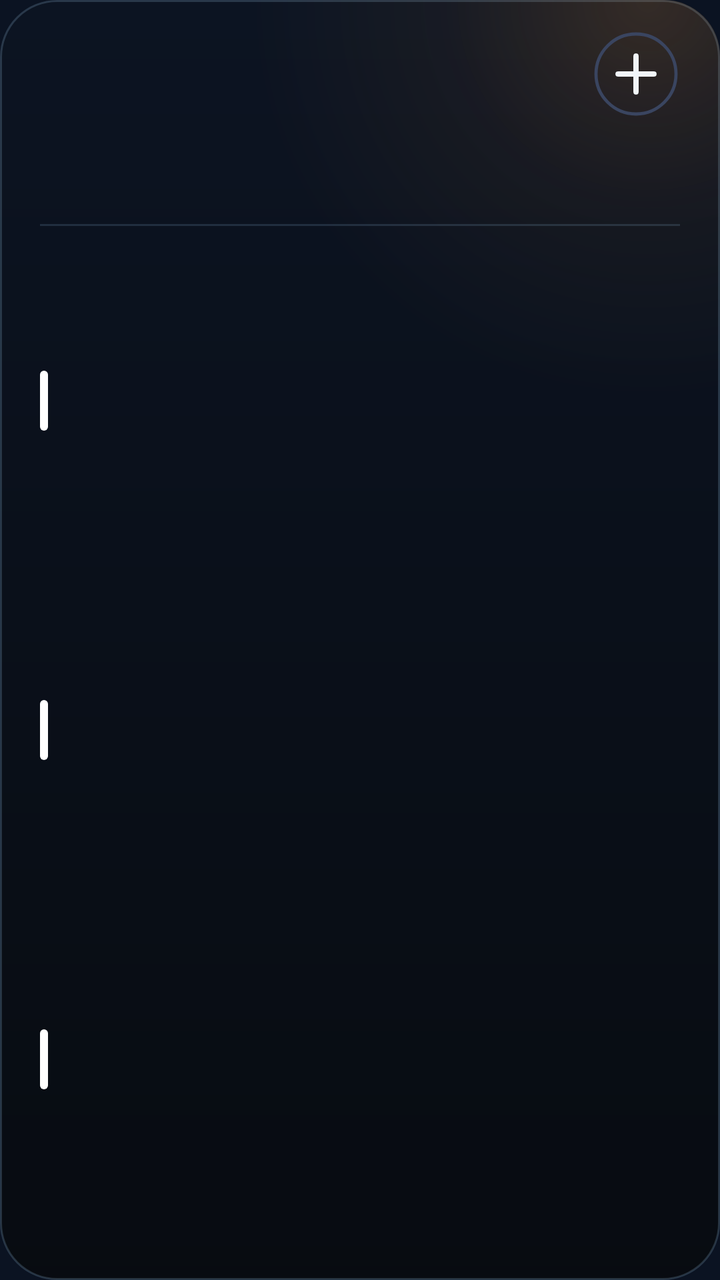
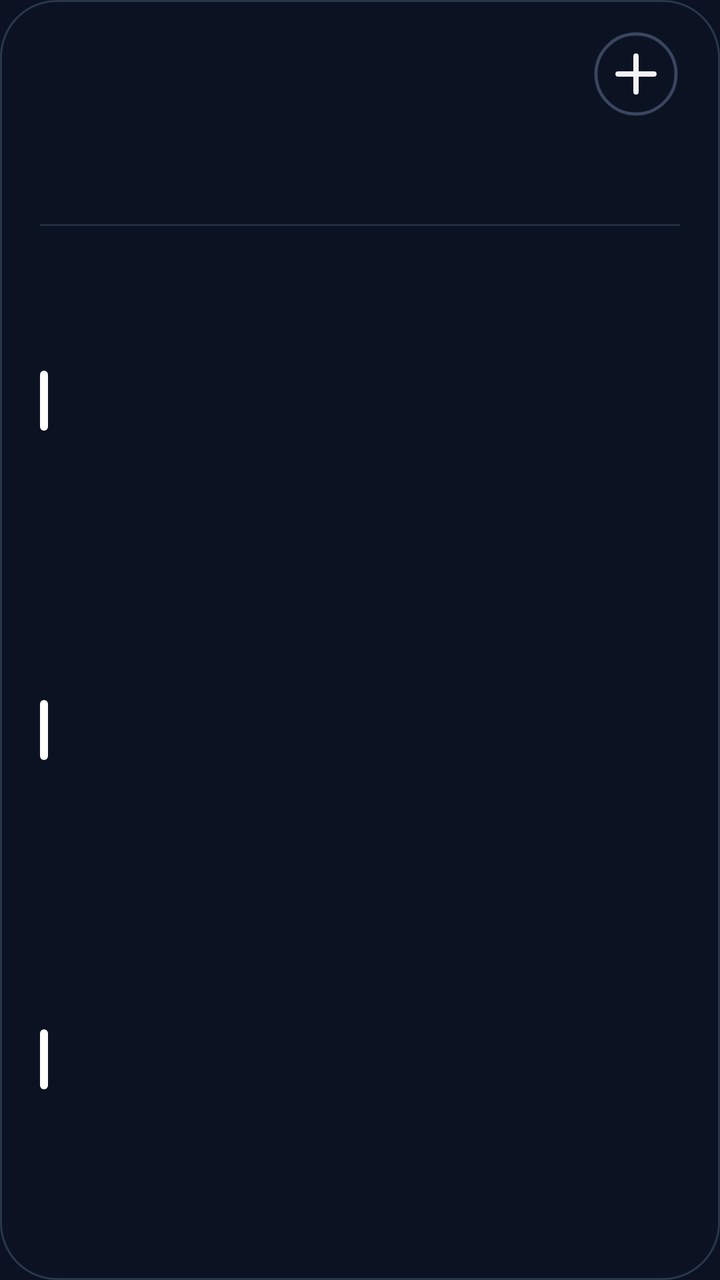

An Android layout rendered at two revisions. The XML below is the earlier revision; the diff shows what the commit changed to produce the second picture.
<!-- AndroidManifest.xml: application theme AppTheme -->
<!-- res/layout/cal_k3.xml -->
<?xml version="1.0" encoding="utf-8"?>
<FrameLayout xmlns:android="http://schemas.android.com/apk/res/android"
    android:id="@+id/root"
    android:layout_width="match_parent"
    android:layout_height="match_parent"
    android:padding="0dp">

    <LinearLayout
        android:id="@+id/panel"
        android:layout_width="match_parent"
        android:layout_height="match_parent"
        android:background="@drawable/cal_panel"
        android:orientation="vertical"
        android:paddingStart="20dp"
        android:paddingTop="13dp"
        android:paddingEnd="20dp"
        android:paddingBottom="14dp">

        
        <LinearLayout
            android:layout_width="match_parent"
            android:layout_height="48dp"
            android:gravity="center_vertical"
            android:orientation="horizontal">
        <ImageView
            android:id="@+id/cal_day"
            android:layout_width="wrap_content"
            android:layout_height="47dp"
            android:adjustViewBounds="true"
            android:scaleType="fitStart" />

            <LinearLayout
                android:layout_width="0dp"
                android:layout_height="wrap_content"
                android:layout_marginStart="12dp"
                android:layout_weight="1"
                android:orientation="vertical">
                <ImageView
                    android:id="@+id/cal_month"
                    android:layout_width="match_parent"
                    android:layout_height="23dp"
                    android:adjustViewBounds="true"
                    android:scaleType="fitStart" />
                <ImageView
                    android:id="@+id/cal_sub"
                    android:layout_width="match_parent"
                    android:layout_height="16dp"
                    android:adjustViewBounds="true"
                    android:layout_marginTop="2dp"
                    android:scaleType="fitStart" />
            </LinearLayout>

            <ImageView
                android:id="@+id/btn_add"
                android:layout_width="44dp"
                android:layout_height="44dp"
                android:contentDescription="New event"
                android:src="@drawable/ic_cal_add" />
        </LinearLayout>

        
        <LinearLayout
            android:layout_width="match_parent"
            android:layout_height="44dp"
            android:layout_marginTop="2dp"
            android:orientation="horizontal">
            <LinearLayout
                android:layout_width="0dp"
                android:layout_height="match_parent"
                android:layout_weight="1"
                android:gravity="center_horizontal"
                android:orientation="vertical">
                <ImageView
                    android:id="@+id/wk_label_0"
                    android:layout_width="wrap_content"
                    android:layout_height="14dp"
                    android:adjustViewBounds="true"
                    android:scaleType="fitCenter" />
                <ImageView
                    android:id="@+id/wk_num_0"
                    android:layout_width="26dp"
                    android:layout_height="26dp"
                    android:adjustViewBounds="true"
                    android:layout_marginTop="3dp"
                    android:scaleType="fitCenter" />
            </LinearLayout>
            <LinearLayout
                android:layout_width="0dp"
                android:layout_height="match_parent"
                android:layout_weight="1"
                android:gravity="center_horizontal"
                android:orientation="vertical">
                <ImageView
                    android:id="@+id/wk_label_1"
                    android:layout_width="wrap_content"
                    android:layout_height="14dp"
                    android:adjustViewBounds="true"
                    android:scaleType="fitCenter" />
                <ImageView
                    android:id="@+id/wk_num_1"
                    android:layout_width="26dp"
                    android:layout_height="26dp"
                    android:adjustViewBounds="true"
                    android:layout_marginTop="3dp"
                    android:scaleType="fitCenter" />
            </LinearLayout>
            <LinearLayout
                android:layout_width="0dp"
                android:layout_height="match_parent"
                android:layout_weight="1"
                android:gravity="center_horizontal"
                android:orientation="vertical">
                <ImageView
                    android:id="@+id/wk_label_2"
                    android:layout_width="wrap_content"
                    android:layout_height="14dp"
                    android:adjustViewBounds="true"
                    android:scaleType="fitCenter" />
                <ImageView
                    android:id="@+id/wk_num_2"
                    android:layout_width="26dp"
                    android:layout_height="26dp"
                    android:adjustViewBounds="true"
                    android:layout_marginTop="3dp"
                    android:scaleType="fitCenter" />
            </LinearLayout>
            <LinearLayout
                android:layout_width="0dp"
                android:layout_height="match_parent"
                android:layout_weight="1"
                android:gravity="center_horizontal"
                android:orientation="vertical">
                <ImageView
                    android:id="@+id/wk_label_3"
                    android:layout_width="wrap_content"
                    android:layout_height="14dp"
                    android:adjustViewBounds="true"
                    android:scaleType="fitCenter" />
                <ImageView
                    android:id="@+id/wk_num_3"
                    android:layout_width="26dp"
                    android:layout_height="26dp"
                    android:adjustViewBounds="true"
                    android:layout_marginTop="3dp"
                    android:scaleType="fitCenter" />
            </LinearLayout>
            <LinearLayout
                android:layout_width="0dp"
                android:layout_height="match_parent"
                android:layout_weight="1"
                android:gravity="center_horizontal"
                android:orientation="vertical">
                <ImageView
                    android:id="@+id/wk_label_4"
                    android:layout_width="wrap_content"
                    android:layout_height="14dp"
                    android:adjustViewBounds="true"
                    android:scaleType="fitCenter" />
                <ImageView
                    android:id="@+id/wk_num_4"
                    android:layout_width="26dp"
                    android:layout_height="26dp"
                    android:adjustViewBounds="true"
                    android:layout_marginTop="3dp"
                    android:scaleType="fitCenter" />
            </LinearLayout>
            <LinearLayout
                android:layout_width="0dp"
                android:layout_height="match_parent"
                android:layout_weight="1"
                android:gravity="center_horizontal"
                android:orientation="vertical">
                <ImageView
                    android:id="@+id/wk_label_5"
                    android:layout_width="wrap_content"
                    android:layout_height="14dp"
                    android:adjustViewBounds="true"
                    android:scaleType="fitCenter" />
                <ImageView
                    android:id="@+id/wk_num_5"
                    android:layout_width="26dp"
                    android:layout_height="26dp"
                    android:adjustViewBounds="true"
                    android:layout_marginTop="3dp"
                    android:scaleType="fitCenter" />
            </LinearLayout>
            <LinearLayout
                android:layout_width="0dp"
                android:layout_height="match_parent"
                android:layout_weight="1"
                android:gravity="center_horizontal"
                android:orientation="vertical">
                <ImageView
                    android:id="@+id/wk_label_6"
                    android:layout_width="wrap_content"
                    android:layout_height="14dp"
                    android:adjustViewBounds="true"
                    android:scaleType="fitCenter" />
                <ImageView
                    android:id="@+id/wk_num_6"
                    android:layout_width="26dp"
                    android:layout_height="26dp"
                    android:adjustViewBounds="true"
                    android:layout_marginTop="3dp"
                    android:scaleType="fitCenter" />
            </LinearLayout>
        </LinearLayout>

        <ImageView
            android:layout_width="match_parent"
            android:layout_height="1dp"
            android:layout_marginTop="5dp"
            android:layout_marginBottom="5dp"
            android:scaleType="fitXY"
            android:src="@drawable/cal_divider" />

        
        <LinearLayout
            android:layout_width="match_parent"
            android:layout_height="0dp"
            android:layout_weight="1"
            android:orientation="vertical">
        <LinearLayout
            android:id="@+id/cal_row_0"
            android:layout_width="match_parent"
            android:layout_height="0dp"
            android:layout_weight="1"
            android:gravity="center_vertical"
            android:orientation="horizontal">

            <ImageView
                android:id="@+id/cal_bar_0"
                android:layout_width="4dp"
                android:layout_height="30dp"
                android:layout_marginEnd="11dp"
                android:scaleType="fitXY"
                android:src="@drawable/cal_bar" />

            <LinearLayout
                android:layout_width="0dp"
                android:layout_height="wrap_content"
                android:layout_weight="1"
                android:orientation="vertical">

                <LinearLayout
                    android:layout_width="match_parent"
                    android:layout_height="wrap_content"
                    android:orientation="horizontal">
                    <ImageView
                        android:id="@+id/cal_time_0"
                        android:layout_width="wrap_content"
                        android:layout_height="16dp"
                        android:adjustViewBounds="true"
                        android:scaleType="fitStart" />
                    <ImageView
                        android:id="@+id/cal_hint_0"
                        android:layout_width="wrap_content"
                        android:layout_height="16dp"
                        android:adjustViewBounds="true"
                        android:layout_marginStart="9dp"
                        android:scaleType="fitStart" />
                </LinearLayout>
                <ImageView
                    android:id="@+id/cal_title_0"
                    android:layout_width="match_parent"
                    android:layout_height="22dp"
                    android:adjustViewBounds="true"
                    android:layout_marginTop="1dp"
                    android:scaleType="fitStart" />
            </LinearLayout>
        </LinearLayout>
        <LinearLayout
            android:id="@+id/cal_row_1"
            android:layout_width="match_parent"
            android:layout_height="0dp"
            android:layout_weight="1"
            android:gravity="center_vertical"
            android:orientation="horizontal">

            <ImageView
                android:id="@+id/cal_bar_1"
                android:layout_width="4dp"
                android:layout_height="30dp"
                android:layout_marginEnd="11dp"
                android:scaleType="fitXY"
                android:src="@drawable/cal_bar" />

            <LinearLayout
                android:layout_width="0dp"
                android:layout_height="wrap_content"
                android:layout_weight="1"
                android:orientation="vertical">

                <LinearLayout
                    android:layout_width="match_parent"
                    android:layout_height="wrap_content"
                    android:orientation="horizontal">
                    <ImageView
                        android:id="@+id/cal_time_1"
                        android:layout_width="wrap_content"
                        android:layout_height="16dp"
                        android:adjustViewBounds="true"
                        android:scaleType="fitStart" />
                    <ImageView
                        android:id="@+id/cal_hint_1"
                        android:layout_width="wrap_content"
                        android:layout_height="16dp"
                        android:adjustViewBounds="true"
                        android:layout_marginStart="9dp"
                        android:scaleType="fitStart" />
                </LinearLayout>
                <ImageView
                    android:id="@+id/cal_title_1"
                    android:layout_width="match_parent"
                    android:layout_height="22dp"
                    android:adjustViewBounds="true"
                    android:layout_marginTop="1dp"
                    android:scaleType="fitStart" />
            </LinearLayout>
        </LinearLayout>
        <LinearLayout
            android:id="@+id/cal_row_2"
            android:layout_width="match_parent"
            android:layout_height="0dp"
            android:layout_weight="1"
            android:gravity="center_vertical"
            android:orientation="horizontal">

            <ImageView
                android:id="@+id/cal_bar_2"
                android:layout_width="4dp"
                android:layout_height="30dp"
                android:layout_marginEnd="11dp"
                android:scaleType="fitXY"
                android:src="@drawable/cal_bar" />

            <LinearLayout
                android:layout_width="0dp"
                android:layout_height="wrap_content"
                android:layout_weight="1"
                android:orientation="vertical">

                <LinearLayout
                    android:layout_width="match_parent"
                    android:layout_height="wrap_content"
                    android:orientation="horizontal">
                    <ImageView
                        android:id="@+id/cal_time_2"
                        android:layout_width="wrap_content"
                        android:layout_height="16dp"
                        android:adjustViewBounds="true"
                        android:scaleType="fitStart" />
                    <ImageView
                        android:id="@+id/cal_hint_2"
                        android:layout_width="wrap_content"
                        android:layout_height="16dp"
                        android:adjustViewBounds="true"
                        android:layout_marginStart="9dp"
                        android:scaleType="fitStart" />
                </LinearLayout>
                <ImageView
                    android:id="@+id/cal_title_2"
                    android:layout_width="match_parent"
                    android:layout_height="22dp"
                    android:adjustViewBounds="true"
                    android:layout_marginTop="1dp"
                    android:scaleType="fitStart" />
            </LinearLayout>
        </LinearLayout>
        </LinearLayout>
        <ImageView
            android:id="@+id/cal_more"
            android:layout_width="match_parent"
            android:layout_height="14dp"
            android:adjustViewBounds="true"
            android:scaleType="fitEnd" />
    </LinearLayout>
</FrameLayout>
<!-- resources referenced by this layout -->
<resources>
  <!-- drawable cal_bar (drawable) -->
  <?xml version="1.0" encoding="utf-8"?>
  <shape xmlns:android="http://schemas.android.com/apk/res/android" android:shape="rectangle">
      <solid android:color="#FFFFFFFF" />
      <corners android:radius="2dp" />
  </shape>
  <!-- drawable cal_divider (drawable) -->
  <?xml version="1.0" encoding="utf-8"?>
  <shape xmlns:android="http://schemas.android.com/apk/res/android" android:shape="rectangle">
      <solid android:color="#24AADCFF" />
  </shape>
  <!-- drawable cal_panel (drawable) -->
  <?xml version="1.0" encoding="utf-8"?>
  <layer-list xmlns:android="http://schemas.android.com/apk/res/android">
      <item>
          <shape android:shape="rectangle">
              <gradient android:angle="270" android:startColor="#F00C1322" android:endColor="#F0070A10" />
              <stroke android:width="1dp" android:color="#2EAADCFF" />
              <corners android:radius="@dimen/widget_radius" />
          </shape>
      </item>
      <item>
          <shape android:shape="rectangle">
              <gradient android:type="radial" android:centerX="0.9" android:centerY="0.0" android:gradientRadius="200dp"
                  android:startColor="#2EEB9438" android:centerColor="#0DEB9438" android:endColor="#00EB9438" />
              <corners android:radius="@dimen/widget_radius" />
          </shape>
      </item>
  </layer-list>
  <!-- drawable ic_cal_add (drawable) -->
  <?xml version="1.0" encoding="utf-8"?>
  <vector xmlns:android="http://schemas.android.com/apk/res/android"
      android:width="44dp"
      android:height="44dp"
      android:viewportWidth="44"
      android:viewportHeight="44">
      <path
          android:pathData="M22,22m-20,0a20,20 0,1 1,40 0a20,20 0,1 1,-40 0"
          android:strokeColor="#FF3A4560"
          android:strokeWidth="1.6" />
      <path
          android:pathData="M13,22L31,22M22,13L22,31"
          android:strokeColor="#FFF1F5F9"
          android:strokeLineCap="round"
          android:strokeWidth="2.6" />
  </vector>
  <style name="AppTheme" parent="@android:style/Theme.DeviceDefault.NoActionBar">
          <item name="android:colorAccent">#DF8B35</item>
          <item name="android:colorControlActivated">#DF8B35</item>
          <item name="android:windowBackground">#0B1322</item>
          <item name="android:statusBarColor">#0E111A</item>
          <item name="android:navigationBarColor">#0B1322</item>
          <item name="android:textColorHint">#718096</item>
      </style>
  <dimen name="widget_radius">28dp</dimen>
</resources>

<!-- the commit's change to res/layout/cal_k3.xml (unified diff, before → after) -->
@@ -1,10 +1,17 @@
 <?xml version="1.0" encoding="utf-8"?>
-<FrameLayout xmlns:android="http://schemas.android.com/apk/res/android"
+<FrameLayout
+    xmlns:android="http://schemas.android.com/apk/res/android"
     android:id="@+id/root"
     android:layout_width="match_parent"
     android:layout_height="match_parent"
     android:padding="0dp">
 
+    <ImageView
+        android:id="@+id/cal_bg"
+        android:layout_width="match_parent"
+        android:layout_height="match_parent"
+        android:importantForAccessibility="no"
+        android:scaleType="fitXY" />
     <LinearLayout
         android:id="@+id/panel"
         android:layout_width="match_parent"
<!-- resource entries referenced after the edit -->
@@ -13,22 +13,11 @@
   </shape>
   <!-- drawable cal_panel (drawable) -->
   <?xml version="1.0" encoding="utf-8"?>
-  <layer-list xmlns:android="http://schemas.android.com/apk/res/android">
-      <item>
-          <shape android:shape="rectangle">
-              <gradient android:angle="270" android:startColor="#F00C1322" android:endColor="#F0070A10" />
-              <stroke android:width="1dp" android:color="#2EAADCFF" />
-              <corners android:radius="@dimen/widget_radius" />
-          </shape>
-      </item>
-      <item>
-          <shape android:shape="rectangle">
-              <gradient android:type="radial" android:centerX="0.9" android:centerY="0.0" android:gradientRadius="200dp"
-                  android:startColor="#2EEB9438" android:centerColor="#0DEB9438" android:endColor="#00EB9438" />
-              <corners android:radius="@dimen/widget_radius" />
-          </shape>
-      </item>
-  </layer-list>
+  <shape xmlns:android="http://schemas.android.com/apk/res/android" android:shape="rectangle">
+      <solid android:color="#00000000" />
+      <stroke android:width="1dp" android:color="#2EAADCFF" />
+      <corners android:radius="@dimen/widget_radius" />
+  </shape>
   <!-- drawable ic_cal_add (drawable) -->
   <?xml version="1.0" encoding="utf-8"?>
   <vector xmlns:android="http://schemas.android.com/apk/res/android"
